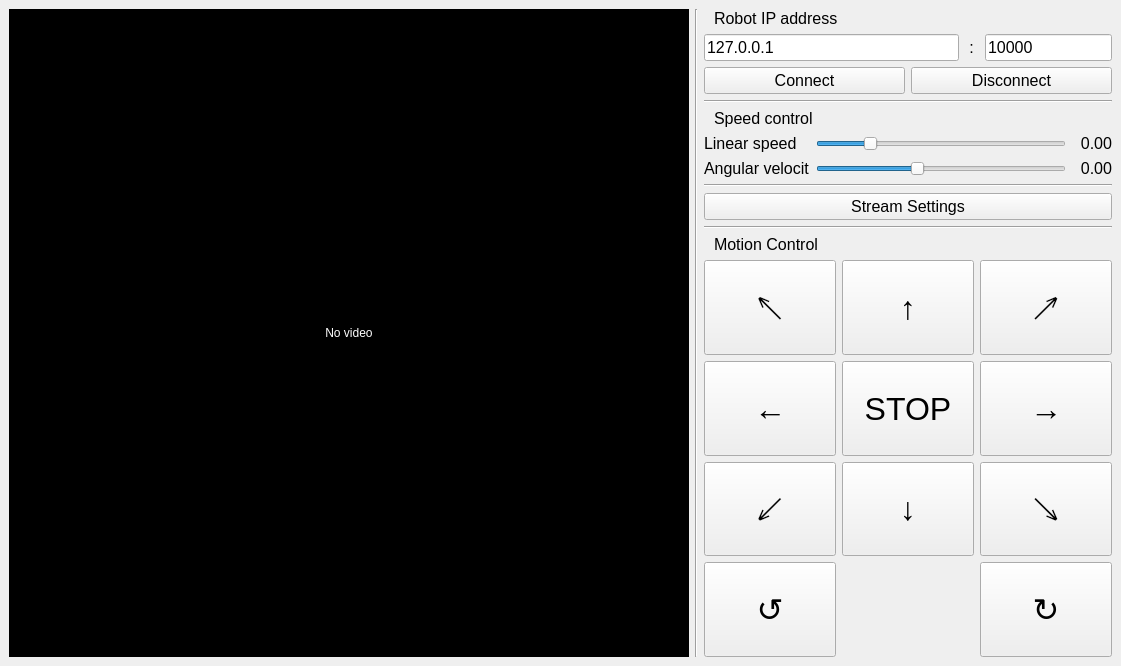
Qt form ControlApp/mainwindow.ui (KirillHit/youbot_controller) before a commit.
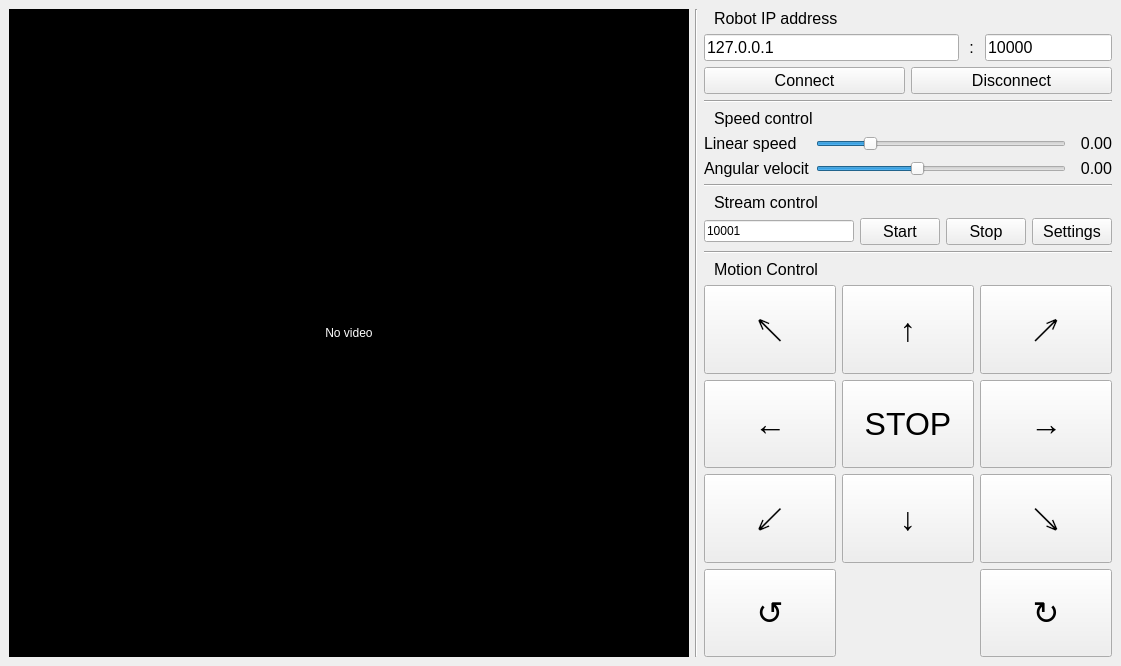
The same form after that commit. Icons and pictures are not drawn.

What changed in the file:
```diff
--- a/ControlApp/mainwindow.ui
+++ b/ControlApp/mainwindow.ui
@@ -57,7 +57,7 @@
        </widget>
       </item>
       <item>
-       <layout class="QVBoxLayout" name="verticalLayout_2" stretch="0,0,0,0,0,0,0,0,0,0,10">
+       <layout class="QVBoxLayout" name="verticalLayout_2" stretch="0,0,0,0,0,0,0,0,0,0,0,10">
         <item>
          <widget class="QLabel" name="label_11">
           <property name="font">
@@ -282,17 +282,67 @@
          </widget>
         </item>
         <item>
-         <widget class="QPushButton" name="butStreamSettings">
+         <widget class="QLabel" name="label_4">
           <property name="font">
            <font>
             <pointsize>12</pointsize>
            </font>
           </property>
           <property name="text">
-           <string>Stream Settings</string>
+           <string>Stream control</string>
+          </property>
+          <property name="indent">
+           <number>10</number>
           </property>
          </widget>
         </item>
+        <item>
+         <layout class="QHBoxLayout" name="horizontalLayout_2">
+          <item>
+           <widget class="QLineEdit" name="lineStreamPort">
+            <property name="text">
+             <string>10001</string>
+            </property>
+           </widget>
+          </item>
+          <item>
+           <widget class="QPushButton" name="butStreamStart">
+            <property name="font">
+             <font>
+              <pointsize>12</pointsize>
+             </font>
+            </property>
+            <property name="text">
+             <string>Start</string>
+            </property>
+           </widget>
+          </item>
+          <item>
+           <widget class="QPushButton" name="butStreamStop">
+            <property name="font">
+             <font>
+              <pointsize>12</pointsize>
+             </font>
+            </property>
+            <property name="text">
+             <string>Stop</string>
+            </property>
+           </widget>
+          </item>
+          <item>
+           <widget class="QPushButton" name="butStreamSettings">
+            <property name="font">
+             <font>
+              <pointsize>12</pointsize>
+             </font>
+            </property>
+            <property name="text">
+             <string>Settings</string>
+            </property>
+           </widget>
+          </item>
+         </layout>
+        </item>
         <item>
          <widget class="Line" name="line_2">
           <property name="orientation">
```
